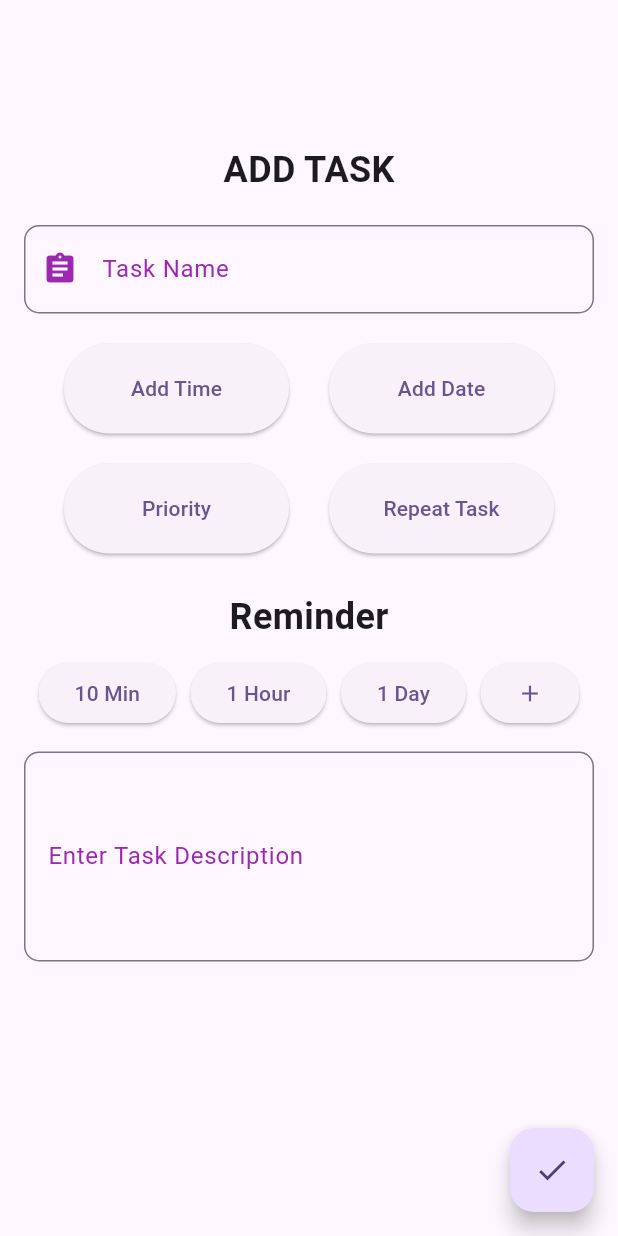
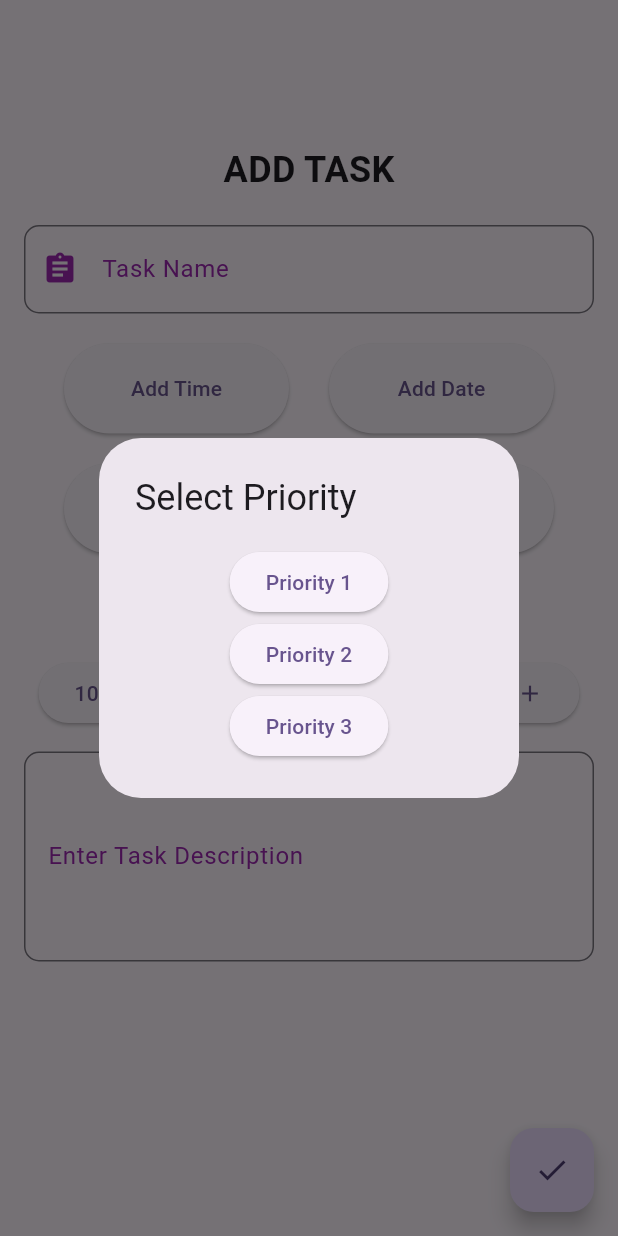
Before and after one commit to hel707/Team1, a Flutter app: the AddTaskPage screen opened directly, after a tap on "Priority", on a phone screen of 412 x 824 dp. Run offline on Flutter 3.47's test engine with Material 2 defaults, Android fonts, the light colour scheme and no system bars; our stand-ins replace cloud_firestore, firebase_auth, firebase_core, flutter_slidable, font_awesome_flutter, google_sign_in and 3 more; accounts and stored records are empty; network calls fail.

Commit message:
Priority Button Working

```diff
--- a/src/up_task/lib/screens/add_task_screen.dart
+++ b/src/up_task/lib/screens/add_task_screen.dart
@@ -4,7 +4,51 @@ import 'package:up_task/screens/recurrence_screen.dart';
 class AddTaskPage extends StatelessWidget {
   const AddTaskPage({Key? key});
 
-  void _showTimePicker(BuildContext context) async {
+  Future<void> _showPriorityDialog(BuildContext context) async {
+    int? selectedPriority;
+
+    await showDialog(
+      context: context,
+      builder: (BuildContext context) {
+        return AlertDialog(
+          title: Text('Select Priority'),
+          content: Column(
+            mainAxisSize: MainAxisSize.min,
+            children: [
+              ElevatedButton(
+                onPressed: () {
+                  selectedPriority = 1;
+                  Navigator.of(context).pop();
+                },
+                child: Text('Priority 1'),
+              ),
+              ElevatedButton(
+                onPressed: () {
+                  selectedPriority = 2;
+                  Navigator.of(context).pop();
+                },
+                child: Text('Priority 2'),
+              ),
+              ElevatedButton(
+                onPressed: () {
+                  selectedPriority = 3;
+                  Navigator.of(context).pop();
+                },
+                child: Text('Priority 3'),
+              ),
+            ],
+          ),
+        );
+      },
+    );
+
+    if (selectedPriority != null) {
+      // Handle the selected priority here
+      print('Selected Priority: $selectedPriority');
+    }
+  }
+
+  Future<void> _showTimePicker(BuildContext context) async {
     final selectedTime = await showTimePicker(
       context: context,
       initialTime: TimeOfDay.now(),
@@ -16,7 +60,7 @@ class AddTaskPage extends StatelessWidget {
     }
   }
 
-  void _showDatePicker(BuildContext context) async {
+  Future<void> _showDatePicker(BuildContext context) async {
     final selectedDate = await showDatePicker(
       context: context,
       initialDate: DateTime.now(),
@@ -108,7 +152,7 @@ class AddTaskPage extends StatelessWidget {
                 mainAxisAlignment: MainAxisAlignment.spaceEvenly,
                 children: [
                   ElevatedButton(
-                    onPressed: () {},
+                    onPressed: () => _showPriorityDialog(context),
                     child: Text('Priority'),
                     style: ElevatedButton.styleFrom(
                       minimumSize: Size(150, 60),
```
